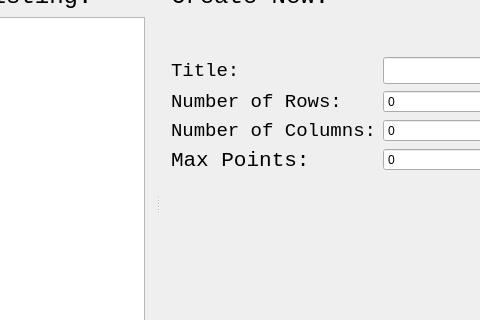
ezfe/grading-assistant-cs205, file GAUI/basescreen.ui: the form before one commit; both pictures show x 142 to 622 and y 84 to 404 of the 730 by 564 pixel window.
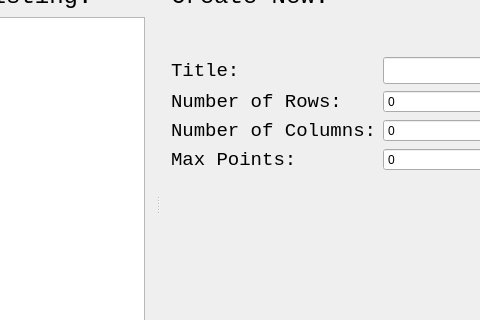
The form after the commit. The open tabs and pages were chosen to show the change.

```diff
--- a/GAUI/basescreen.ui
+++ b/GAUI/basescreen.ui
@@ -535,7 +535,7 @@
                 <property name="font">
                  <font>
                   <family>Monospace</family>
-                  <pointsize>16</pointsize>
+                  <pointsize>14</pointsize>
                  </font>
                 </property>
                 <property name="text">
```
Left out of the diff: 2 changed lines with no effect on the pictures.
